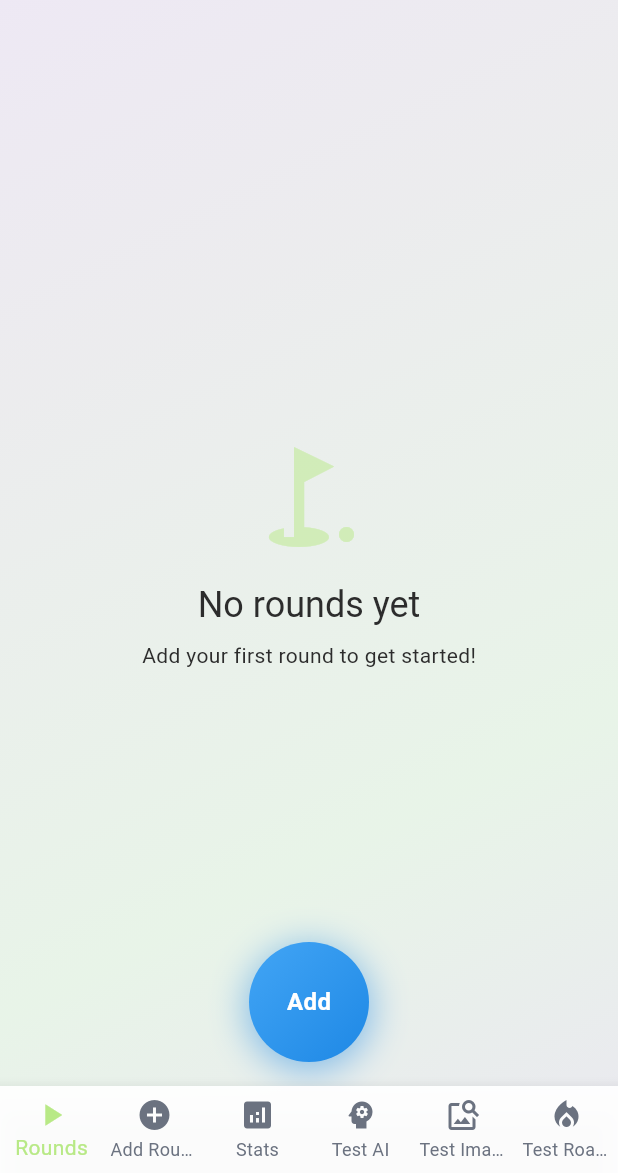
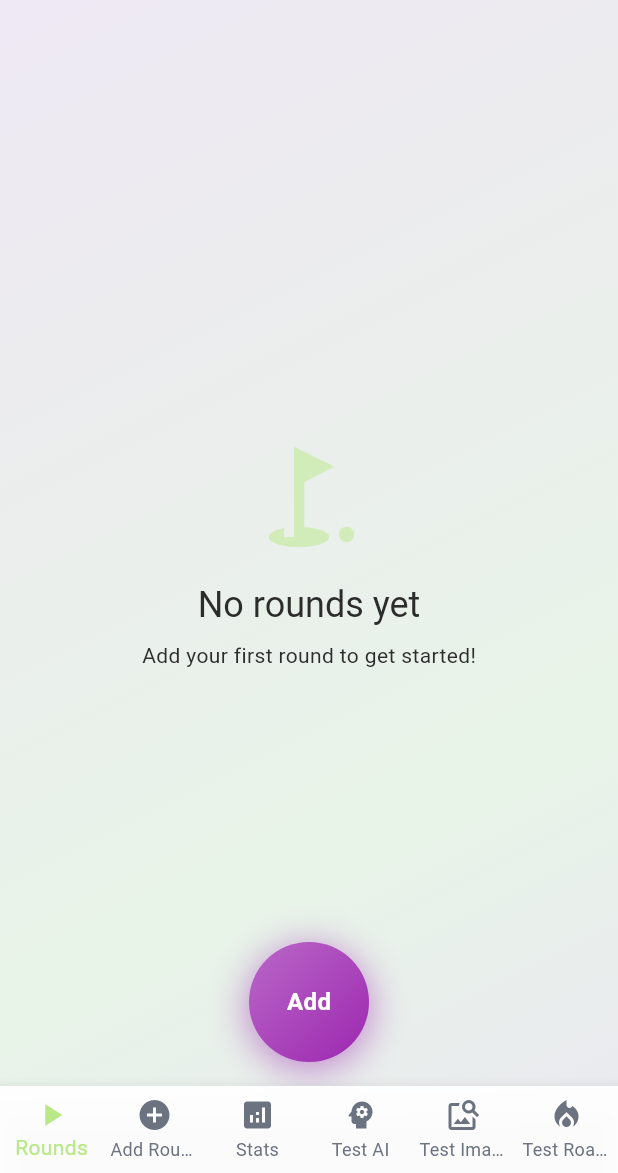
Before and after one commit to joevdiscgolf/turbo_disc_golf, a Flutter app: the screen it shows after launch, on a phone screen of 412 x 824 dp, the part 63-1236 px from its top. Run offline on Flutter 3.47's test engine with Material 3 defaults, Android fonts, the phone set to English and light mode, and no system bars; our stand-ins replace cloud_firestore, firebase_core, flutter_animate, flutter_bounceable, flutter_dotenv, flutter_markdown and 8 more; missing offline and left inert: google_mlkit_text_recognition; accounts and stored records are empty.

Commit message:
Revert 'Add' button color back to purple in RoundHistoryScreen
Reverted the gradient colors back to purple (#BA68C8, #9C27B0)
and the shadow color back to match the purple theme.

```diff
--- a/lib/screens/round_history/round_history_screen.dart
+++ b/lib/screens/round_history/round_history_screen.dart
@@ -127,11 +127,11 @@ class RoundHistoryScreen extends StatelessWidget {
                 gradient: const LinearGradient(
                   begin: Alignment.topLeft,
                   end: Alignment.bottomRight,
-                  colors: [Color(0xFF42A5F5), Color(0xFF1E88E5)],
+                  colors: [Color(0xFFBA68C8), Color(0xFF9C27B0)],
                 ),
                 boxShadow: [
                   BoxShadow(
-                    color: const Color(0xFF1E88E5).withValues(alpha: 0.5),
+                    color: const Color(0xFF9C27B0).withValues(alpha: 0.5),
                     blurRadius: 20,
                     spreadRadius: 2,
                     offset: const Offset(0, 4),
```
